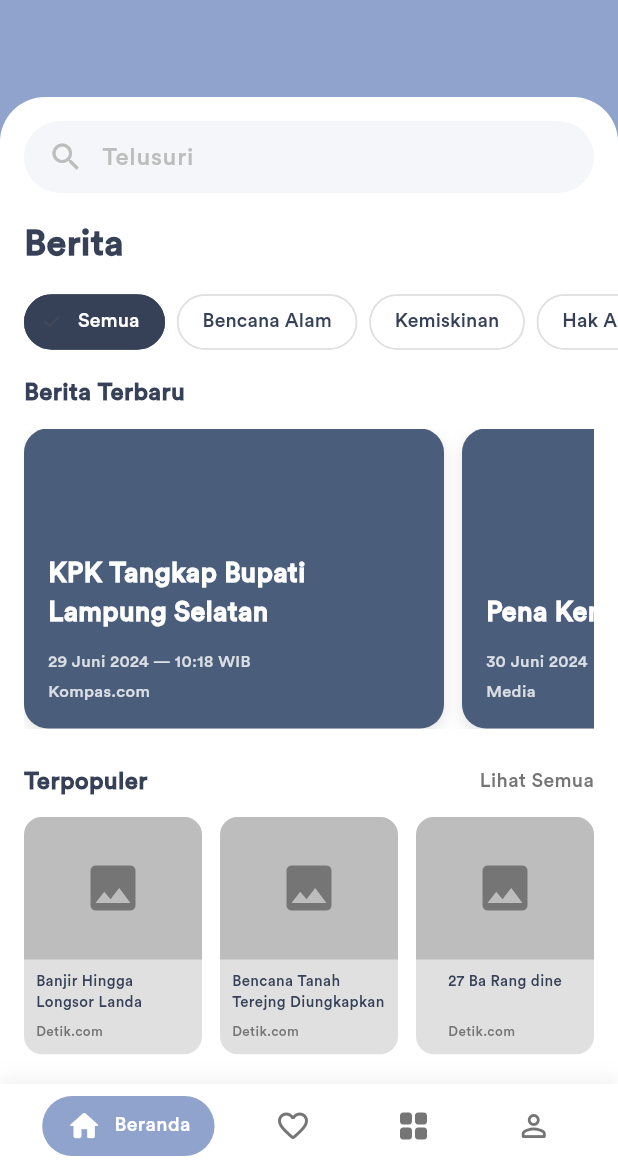
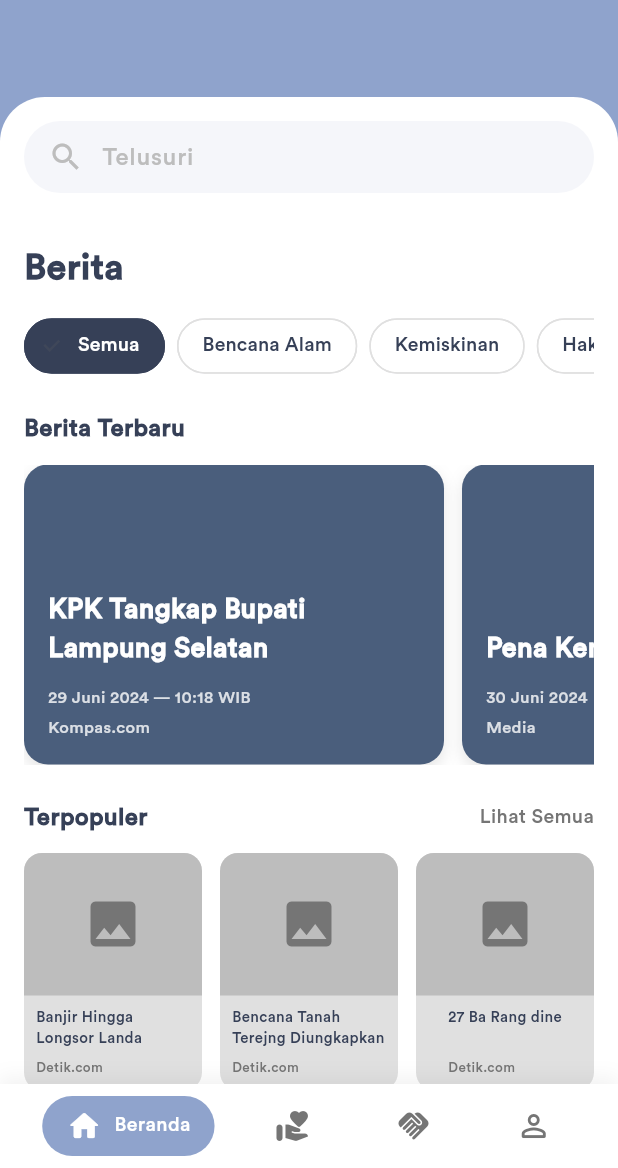
Before and after one commit to hanscakrawangsa15/BersatuBantu, a Flutter app: the DashboardScreen screen opened directly, on a phone screen of 412 x 824 dp, the part 68-1236 px from its top. Run offline on Flutter 3.47's test engine with Material 3 defaults, Android fonts, the phone set to English and light mode, and no system bars; our stand-ins replace file_picker, flutter_dotenv, supabase_flutter; accounts and stored records are empty.

Commit message:
fitur posting

```diff
--- a/lib/fitur/dashboard/dashboard_screen.dart
+++ b/lib/fitur/dashboard/dashboard_screen.dart
@@ -1,6 +1,7 @@
 import 'package:flutter/material.dart';
 import 'package:supabase_flutter/supabase_flutter.dart';
 import 'dart:async';
+import 'package:bersatubantu/fitur/postingdonasi/donasi_screen.dart';
 
 class DashboardScreen extends StatefulWidget {
   const DashboardScreen({super.key});
@@ -17,6 +18,9 @@ class _DashboardScreenState extends State<DashboardScreen> {
   String _selectedCategory = 'Semua';
   String _userName = '';
   bool _isLoadingUser = true;
+  String _userRole = 'user';
+  String _userId = '';
+
 
   final List<String> _categories = [
     'Semua',
@@ -127,7 +131,7 @@ class _DashboardScreenState extends State<DashboardScreen> {
 
       final response = await supabase
           .from('profiles')
-          .select('full_name, email, id')
+          .select('full_name, email, id, role')
           .eq('id', user.id)
           .maybeSingle();
 
@@ -147,6 +151,11 @@ class _DashboardScreenState extends State<DashboardScreen> {
             setState(() {
               _userName = nameString;
               _isLoadingUser = false;
+              _userId = response['id'];
+              _userRole = (response['role'] ?? 'user')
+              .toString()
+              .trim()
+              .toLowerCase();
             });
             print('[Dashboard] Successfully loaded user name: $_userName');
             return;
@@ -294,6 +303,69 @@ class _DashboardScreenState extends State<DashboardScreen> {
 
             // Content Container
             Expanded(
+              child: IndexedStack(
+                index: _selectedIndex,
+                children: [
+
+                  _buildHomePage(),
+
+
+                  DonasiScreen(
+                    key: ValueKey(_userRole + _userId),
+                    userRole: _userRole,
+                    userId: _userId,
+                  ),
+
+
+                  Center(
+                    child: Text("Halaman Aksi (belum dibuat)"),
+                  ),
+
+
+                  Center(
+                    child: Text("Profil"),
+                  ),
+                ],
+              ),
+            ),
+
+
+            // Bottom Navigation
+            Container(
+              decoration: BoxDecoration(
+                color: Colors.white,
+                boxShadow: [
+                  BoxShadow(
+                    color: Colors.black.withOpacity(0.05),
+                    blurRadius: 10,
+                    offset: const Offset(0, -5),
+                  ),
+                ],
+              ),
+              child: SafeArea(
+                child: Padding(
+                  padding: const EdgeInsets.symmetric(horizontal: 16, vertical: 8),
+                  child: Row(
+                    mainAxisAlignment: MainAxisAlignment.spaceAround,
+                    children: [
+                      _buildNavItem(Icons.home_rounded, 'Beranda', 0),
+                      _buildNavItem(Icons.volunteer_activism_rounded, 'Donasi', 1),
+                      _buildNavItem(Icons.handshake_rounded, 'Aksi', 2),
+                      _buildNavItem(Icons.person_outline_rounded, 'Profil', 3),
+                    ],
+                  ),
+                ),
+              ),
+            ),
+          ],
+        ),
+      ),
+    );
+  }
+
+  Widget _buildHomePage() {
+    return Container(
+      color: const Color(0xFF8FA3CC),
       child: Container(
         decoration: const BoxDecoration(
           color: Colors.white,
@@ -302,6 +374,7 @@ class _DashboardScreenState extends State<DashboardScreen> {
             topRight: Radius.circular(30),
           ),
         ),
+
         child: Column(
           children: [
             // Search Bar
@@ -326,9 +399,7 @@ class _DashboardScreenState extends State<DashboardScreen> {
                             fontFamily: 'CircularStd',
                           ),
                           border: InputBorder.none,
-                                  contentPadding: const EdgeInsets.symmetric(
-                                    vertical: 12,
-                                  ),
+                          contentPadding: const EdgeInsets.symmetric(vertical: 12),
                         ),
                       ),
                     ),
@@ -337,20 +408,20 @@ class _DashboardScreenState extends State<DashboardScreen> {
               ),
             ),
 
-                    // Berita Title
-                    const Padding(
-                      padding: EdgeInsets.symmetric(horizontal: 16.0),
-                      child: Align(
-                        alignment: Alignment.centerLeft,
-                        child: Text(
+            // MAIN CONTENT
+            Expanded(
+              child: SingleChildScrollView(
+                padding: const EdgeInsets.all(16),
+                child: Column(
+                  crossAxisAlignment: CrossAxisAlignment.start,
+                  children: [
+                    const Text(
                       'Berita',
                       style: TextStyle(
                         fontSize: 24,
                         fontWeight: FontWeight.bold,
                         color: Color(0xFF364057),
                         fontFamily: 'CircularStd',
-                          ),
-                        ),
                       ),
                     ),
                     const SizedBox(height: 16),
@@ -360,7 +431,6 @@ class _DashboardScreenState extends State<DashboardScreen> {
                       height: 40,
                       child: ListView.builder(
                         scrollDirection: Axis.horizontal,
-                        padding: const EdgeInsets.symmetric(horizontal: 16),
                         itemCount: _categories.length,
                         itemBuilder: (context, index) {
                           final isSelected = _selectedCategory == _categories[index];
@@ -395,14 +465,9 @@ class _DashboardScreenState extends State<DashboardScreen> {
                       ),
                     ),
 
-                    // Scrollable Content
-                    Expanded(
-                      child: SingleChildScrollView(
-                        padding: const EdgeInsets.all(16),
-                        child: Column(
-                          crossAxisAlignment: CrossAxisAlignment.start,
-                          children: [
-                            // Berita Terbaru Section
+                    const SizedBox(height: 24),
+
+                    // Featured News
                     const Text(
                       'Berita Terbaru',
                       style: TextStyle(
@@ -414,7 +479,6 @@ class _DashboardScreenState extends State<DashboardScreen> {
                     ),
                     const SizedBox(height: 12),
 
-                            // Featured News Cards
                     SizedBox(
                       height: 200,
                       child: ListView.builder(
@@ -492,9 +556,10 @@ class _DashboardScreenState extends State<DashboardScreen> {
                         },
                       ),
                     ),
+
                     const SizedBox(height: 24),
 
-                            // Terpopuler Section
+                    // Popular News Title
                     Row(
                       mainAxisAlignment: MainAxisAlignment.spaceBetween,
                       children: [
@@ -517,6 +582,7 @@ class _DashboardScreenState extends State<DashboardScreen> {
                         ),
                       ],
                     ),
+
                     const SizedBox(height: 12),
 
                     // Popular News Grid
@@ -603,40 +669,10 @@ class _DashboardScreenState extends State<DashboardScreen> {
           ],
         ),
       ),
-            ),
-
-            // Bottom Navigation
-            Container(
-              decoration: BoxDecoration(
-                color: Colors.white,
-                boxShadow: [
-                  BoxShadow(
-                    color: Colors.black.withOpacity(0.05),
-                    blurRadius: 10,
-                    offset: const Offset(0, -5),
-                  ),
-                ],
-              ),
-              child: SafeArea(
-                child: Padding(
-                  padding: const EdgeInsets.symmetric(horizontal: 16, vertical: 8),
-                  child: Row(
-                    mainAxisAlignment: MainAxisAlignment.spaceAround,
-                    children: [
-                      _buildNavItem(Icons.home_rounded, 'Beranda', 0),
-                      _buildNavItem(Icons.favorite_border_rounded, 'Favorit', 1),
-                      _buildNavItem(Icons.grid_view_rounded, 'Kategori', 2),
-                      _buildNavItem(Icons.person_outline_rounded, 'Profil', 3),
-                    ],
-                  ),
-                ),
-              ),
-            ),
-          ],
-        ),
-      ),
     );
   }
+
+
 
   Widget _buildNavItem(IconData icon, String label, int index) {
     final isSelected = _selectedIndex == index;
```
Also changed, not shown: lib/fitur/postingdonasi/donasi_screen.dart (added, +139 -0 lines), lib/fitur/postingdonasi/posting_donasi_screen.dart (added, +285 -0 lines). Lines whose indentation alone changed are shown as unchanged.
